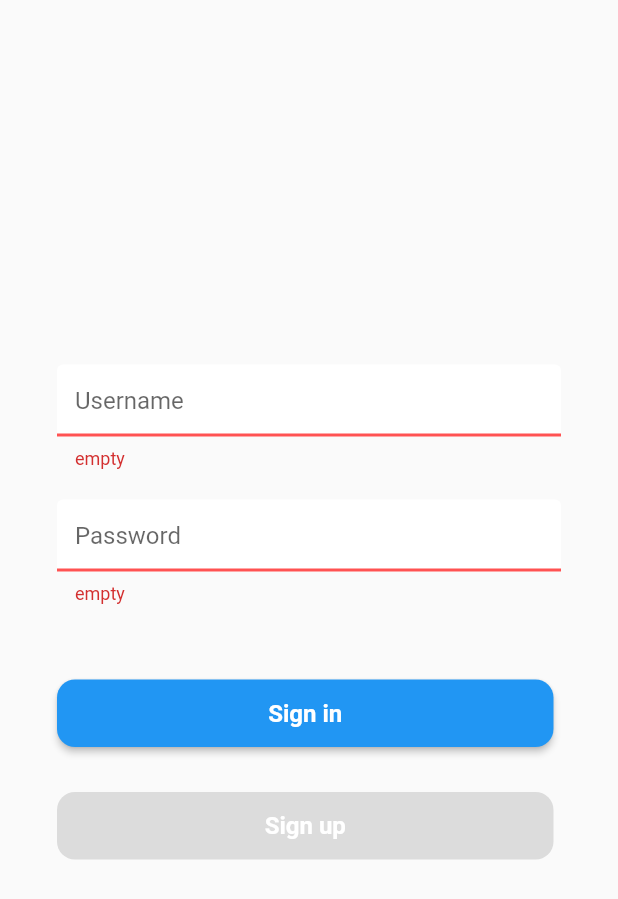
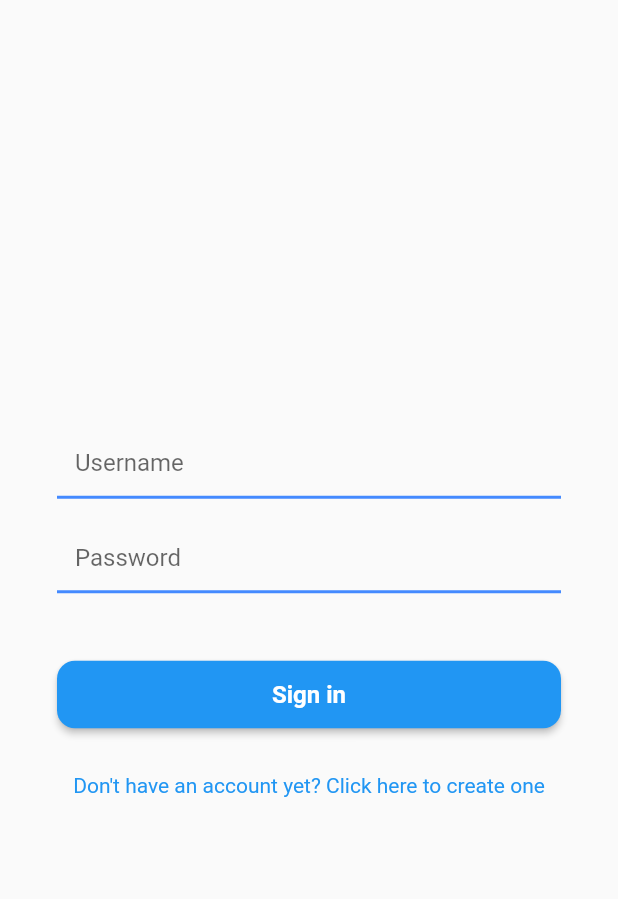
Before and after one commit to VrtniPomidor/tictactoe, a Flutter app: the screen it shows after launch, on a phone screen of 412 x 824 dp. Shown: the top 899 px of the screen. Run offline on Flutter 3.47's test engine with Material 2 defaults, Android fonts, the phone set to English and light mode, and no system bars; our stand-ins replace auto_route, connectivity_plus, dartz, dio, flutter_bloc, flutter_secure_storage and 7 more; accounts and stored records are empty; generated files the repository leaves out were written again.

Commit message:
(Style) Rework validator, add styles, refactor widgets

```diff
--- /dev/null
+++ b/lib/features/common/presentation/style/styles.dart
@@ -0,0 +1,11 @@
+import 'package:flutter/material.dart';
+
+EdgeInsets get appMargins => const EdgeInsets.fromLTRB(38.0, 0, 38.0, 8.0);
+
+TextStyle get appButtonTextStyle => const TextStyle(
+      fontSize: 16,
+      fontWeight: FontWeight.w600,
+      color: Colors.white,
+    );
+
+TextStyle get appDefaultTextStyle => const TextStyle(fontSize: 14);
--- /dev/null
+++ b/lib/features/common/widgets/app_divider.dart
@@ -0,0 +1,24 @@
+import 'package:flutter/material.dart';
+
+class AppDivider extends StatelessWidget {
+  final Widget widget;
+
+  const AppDivider._({Key? key, required this.widget}) : super(key: key);
+
+  factory AppDivider.vertical({Key? key}) => AppDivider._(
+      key: key,
+      widget: const SizedBox(
+        height: 15,
+      ));
+
+  factory AppDivider.horizontal({Key? key}) => AppDivider._(
+      key: key,
+      widget: const SizedBox(
+        width: 15,
+      ));
+
+  @override
+  Widget build(BuildContext context) {
+    return widget;
+  }
+}
--- a/lib/features/common/widgets/auth_text_field.dart
+++ b/lib/features/common/widgets/auth_text_field.dart
@@ -5,42 +5,80 @@ class AuthTextField extends StatelessWidget {
   final ValueChanged<String> onChanged;
   final TextInputType keyboardType;
   final bool isPasswordField;
-  final bool isRequiredField;
   final String? error;
   final EdgeInsets padding;
+  final bool autoValidate;
 
-  const AuthTextField({
+  const AuthTextField._({
     Key? key,
     this.hint = '',
     required this.onChanged,
     required this.keyboardType,
     this.isPasswordField = false,
-    this.isRequiredField = false,
     this.error,
     this.padding = const EdgeInsets.all(0),
+    this.autoValidate = false,
   }) : super(key: key);
+
+  factory AuthTextField.username({
+    Key? key,
+    hint = '',
+    required onChanged,
+    error,
+    padding = const EdgeInsets.all(0),
+    autoValidate = false,
+  }) =>
+      AuthTextField._(
+        key: key,
+        hint: hint,
+        onChanged: onChanged,
+        keyboardType: TextInputType.text,
+        error: error,
+        padding: padding,
+        autoValidate: autoValidate,
+        isPasswordField: false,
+      );
+
+  factory AuthTextField.password({
+    Key? key,
+    hint = '',
+    required onChanged,
+    error,
+    padding = const EdgeInsets.all(0),
+    autoValidate = false,
+  }) =>
+      AuthTextField._(
+        key: key,
+        hint: hint,
+        onChanged: onChanged,
+        error: error,
+        keyboardType: TextInputType.text,
+        padding: padding,
+        autoValidate: autoValidate,
+        isPasswordField: true,
+      );
 
   @override
   Widget build(BuildContext context) {
-    UnderlineInputBorder border =
-        const UnderlineInputBorder(borderSide: BorderSide(color: Colors.blueAccent, width: 2));
-    UnderlineInputBorder errorBorder =
-        const UnderlineInputBorder(borderSide: BorderSide(color: Colors.redAccent, width: 2));
+    UnderlineInputBorder border = const UnderlineInputBorder(
+        borderSide: BorderSide(color: Colors.blueAccent, width: 2));
+    UnderlineInputBorder errorBorder = const UnderlineInputBorder(
+        borderSide: BorderSide(color: Colors.redAccent, width: 2));
     return Padding(
       padding: padding,
       child: TextFormField(
         keyboardType: keyboardType,
         decoration: InputDecoration(
-          fillColor: Colors.white,
+          fillColor: Colors.transparent,
           contentPadding: const EdgeInsets.symmetric(horizontal: 12),
           filled: true,
-          hintText: isRequiredField ? '$hint*' : hint,
+          hintText: hint,
           border: border,
           disabledBorder: border,
           enabledBorder: border,
           errorBorder: errorBorder,
           focusedErrorBorder: errorBorder,
-          errorText: error,
+          errorText: autoValidate ? error : null,
           floatingLabelBehavior: FloatingLabelBehavior.never,
         ),
         autocorrect: false,
--- a/lib/features/common/widgets/primary_button.dart
+++ b/lib/features/common/widgets/primary_button.dart
@@ -1,4 +1,5 @@
 import 'package:flutter/material.dart';
+import 'package:tictactoe/features/common/presentation/style/styles.dart';
 import 'package:tictactoe/features/common/widgets/loading_indicator.dart';
 
 class PrimaryButton extends StatelessWidget {
@@ -16,7 +17,7 @@ class PrimaryButton extends StatelessWidget {
   @override
   Widget build(BuildContext context) {
     return Padding(
-      padding: const EdgeInsets.only(top: 15, right: 5),
+      padding: const EdgeInsets.only(top: 15),
       child: SizedBox(
         height: 45,
         child: ElevatedButton(
@@ -33,11 +34,7 @@ class PrimaryButton extends StatelessWidget {
                     width: 25, height: 25, child: LoadingIndicator())
                 : Text(
                     text,
-                    style: const TextStyle(
-                      fontSize: 16,
-                      fontWeight: FontWeight.w600,
-                      color: Colors.white,
-                    ),
+                    style: appButtonTextStyle,
                   ),
           ),
         ),
--- /dev/null
+++ b/lib/features/common/widgets/text_button.dart
@@ -0,0 +1,33 @@
+import 'package:flutter/material.dart';
+import 'package:tictactoe/features/common/presentation/style/styles.dart';
+
+class TextInkWellButton extends StatelessWidget {
+  final String text;
+  final VoidCallback? onPressed;
+
+  const TextInkWellButton({
+    Key? key,
+    required this.text,
+    this.onPressed,
+  }) : super(key: key);
+
+  @override
+  Widget build(BuildContext context) {
+    return Padding(
+      padding: const EdgeInsets.only(top: 15),
+      child: Material(
+        color: Colors.transparent,
+        child: InkWell(
+          onTap: onPressed,
+          child: Text(
+            text,
+            style: appDefaultTextStyle.copyWith(
+              color: Theme.of(context).primaryColor,
+            ),
+            textAlign: TextAlign.center,
+          ),
+        ),
+      ),
+    );
+  }
+}
--- a/lib/features/login/domain/entities/password.dart
+++ b/lib/features/login/domain/entities/password.dart
@@ -7,7 +7,7 @@ class Password extends FormzInput<String, PasswordValidationError> {
 
   const Password.dirty([String value = '']) : super.dirty(value);
 
-  static final _passwordRegExp = RegExp(r'^[A-Za-z\d@$!%*?&]{8,}$');
+  static final _passwordRegExp = RegExp(r'^[A-Za-z\d@$!%*?&]{4,}$');
 
   @override
   PasswordValidationError? validator(String value) {
@@ -15,7 +15,8 @@ class Password extends FormzInput<String, PasswordValidationError> {
       return PasswordValidationError.empty;
     }
     return _passwordRegExp.hasMatch(value) &&
-            value.length < 4 // For testing purposes
+            value.length < 12 &&
+            value.length > 3
         ? null
         : PasswordValidationError.invalid;
   }
--- a/lib/features/login/domain/entities/username.dart
+++ b/lib/features/login/domain/entities/username.dart
@@ -8,7 +8,7 @@ class Username extends FormzInput<String, UsernameError> {
   const Username.dirty([String value = '']) : super.dirty(value);
 
   static final RegExp _nameRegExp = RegExp(
-    r'^(?=.{8,20}$)(?![_.])(?!.*[_.]{2})[a-zA-Z0-9._]+(?<![_.])$',
+    r'^[a-zA-Z0-9_.-]*$',
   );
 
   @override
@@ -16,7 +16,7 @@ class Username extends FormzInput<String, UsernameError> {
     if (value.isEmpty == true || value == "") {
       return UsernameError.empty;
     }
-    return _nameRegExp.hasMatch(value) && value.length < 4
+    return _nameRegExp.hasMatch(value) && value.length < 8 && value.length > 3
         ? null
         : value.isEmpty
             ? null
--- a/lib/features/login/presentation/blocs/user_login/login_cubit.dart
+++ b/lib/features/login/presentation/blocs/user_login/login_cubit.dart
@@ -34,7 +34,18 @@ class LoginCubit extends Cubit<LoginState> {
 
   void logInWithCredentials() async {
     try {
-      emit(state.copyWith(status: FormzStatus.submissionInProgress));
+      // start validating
+      emit(state.copyWith(
+        autoValidate: true,
+      ));
+      // start validation only when sign in is clicked
+      var validate = Formz.validate([
+        Username.dirty(state.username.value),
+        Password.dirty(state.password.value)
+      ]);
+      emit(state.copyWith(status: validate));
+      if (!validate.isValid) return;
+      // If validation passed continue login
       await _loginRepository.loginUser(
           username: state.username.value, password: state.password.value);
       emit(state.copyWith(status: FormzStatus.submissionSuccess));
--- a/lib/features/login/presentation/blocs/user_login/login_state.dart
+++ b/lib/features/login/presentation/blocs/user_login/login_state.dart
@@ -5,6 +5,7 @@ class LoginState with _$LoginState {
   const factory LoginState.initial({
     @Default(Username.pure()) Username username,
     @Default(Password.pure()) Password password,
+    @Default(false) bool autoValidate,
     @Default(FormzStatus.pure) FormzStatus status,
     @Default('') String exceptionError,
   }) = _Initial;
--- a/lib/features/login/presentation/forms/login_form.dart
+++ b/lib/features/login/presentation/forms/login_form.dart
@@ -1,11 +1,13 @@
 import 'package:flutter/material.dart';
 import 'package:flutter_bloc/flutter_bloc.dart';
 import 'package:formz/formz.dart';
+import 'package:tictactoe/features/common/presentation/style/styles.dart';
 
+import '../../../common/widgets/app_divider.dart';
 import '../../../common/widgets/snackbar_widgets.dart';
 import '../blocs/user_login/login_cubit.dart';
-import '../widgets/login_with_email_buttons.dart';
-import '../widgets/sign_in_page_input_fields.dart';
+import '../widgets/login_buttons.dart';
+import '../widgets/login_input_fields.dart';
 
 class LoginForm extends StatelessWidget {
   const LoginForm({Key? key}) : super(key: key);
@@ -22,29 +24,26 @@ class LoginForm extends StatelessWidget {
           ScaffoldMessenger.of(context).showSnackBar(snackBarWhenSuccess());
         }
       },
-      builder: (context, state) => Stack(
-        children: [
-          Positioned.fill(
-            child: Center(
+      builder: (context, state) => Center(
         child: SingleChildScrollView(
-                padding: const EdgeInsets.fromLTRB(38.0, 0, 38.0, 8.0),
+          padding: appMargins,
           child: Column(
             crossAxisAlignment: CrossAxisAlignment.stretch,
             mainAxisAlignment: MainAxisAlignment.start,
             children: [
               UsernameInputField(state: state),
+              AppDivider.vertical(),
               PasswordInputField(state: state),
+              AppDivider.vertical(),
               LoginButton(
                 isBusy: state.status.isSubmissionInProgress,
               ),
+              AppDivider.vertical(),
               const SignUpButton(),
             ],
           ),
         ),
       ),
-          ),
-        ],
-      ),
     );
   }
 }
--- a/lib/features/login/presentation/widgets/login_with_email_buttons.dart
+++ b/lib/features/login/presentation/widgets/login_buttons.dart
@@ -3,6 +3,7 @@ import 'package:flutter/material.dart';
 import 'package:flutter_bloc/flutter_bloc.dart';
 import 'package:tictactoe/features/common/widgets/primary_button.dart';
 
+import '../../../common/widgets/text_button.dart';
 import '../blocs/user_login/login_cubit.dart';
 
 class LoginButton extends StatelessWidget {
@@ -27,11 +28,11 @@ class SignUpButton extends StatelessWidget {
 
   @override
   Widget build(BuildContext context) {
-    return const Padding(
-        padding: EdgeInsets.only(top: 15),
-        child: PrimaryButton(
-          text: 'Sign up',
-          onPressed: null,
-        ));
+    return TextInkWellButton(
+      text: 'Don\'t have an account yet? Click here to create one',
+      onPressed: navigateToSignUp,
+    );
   }
+
+  void navigateToSignUp() {}
 }
--- a/lib/features/login/presentation/widgets/sign_in_page_input_fields.dart
+++ b/lib/features/login/presentation/widgets/login_input_fields.dart
@@ -2,6 +2,8 @@ import 'package:flutter/material.dart';
 import 'package:flutter_bloc/flutter_bloc.dart';
 
 import '../../../common/widgets/auth_text_field.dart';
+import '../../domain/entities/password.dart';
+import '../../domain/entities/username.dart';
 import '../blocs/user_login/login_cubit.dart';
 
 class UsernameInputField extends StatelessWidget {
@@ -10,9 +12,9 @@ class UsernameInputField extends StatelessWidget {
 
   @override
   Widget build(BuildContext context) {
-    return AuthTextField(
+    return AuthTextField.username(
       hint: 'Username',
-      keyboardType: TextInputType.emailAddress,
+      autoValidate: state.autoValidate,
       error: state.username.error?.name,
       onChanged: (email) => context.read<LoginCubit>().usernameChanged(email),
     );
@@ -25,11 +27,9 @@ class PasswordInputField extends StatelessWidget {
 
   @override
   Widget build(BuildContext context) {
-    return AuthTextField(
-      padding: const EdgeInsets.symmetric(vertical: 20),
+    return AuthTextField.password(
       hint: 'Password',
-      isPasswordField: true,
-      keyboardType: TextInputType.text,
+      autoValidate: state.autoValidate,
       error: state.password.error?.name,
       onChanged: (password) =>
           context.read<LoginCubit>().passwordChanged(password),
```
Also changed, not shown: lib/features/login/presentation/blocs/user_login/login_cubit.freezed.dart, 1 other file. Lines whose indentation alone changed are shown as unchanged.
